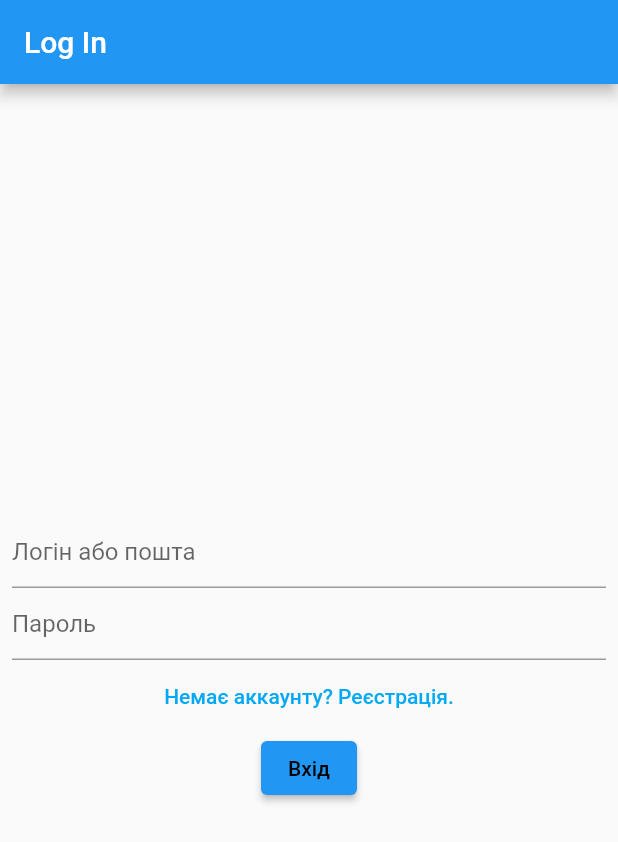
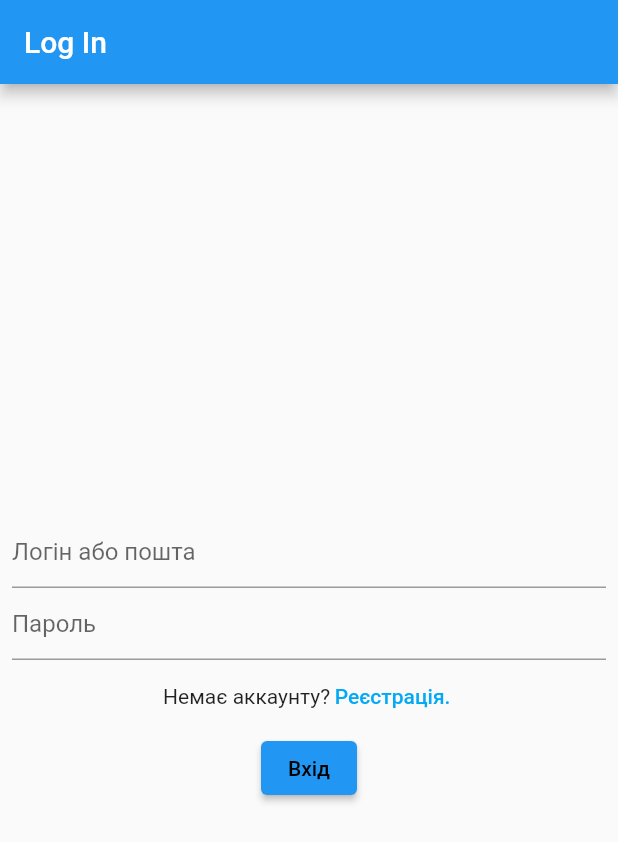
Before and after one commit to onlineord-dev/onlineord-mobile, a Flutter app: the screen it shows after launch, on a phone screen of 412 x 824 dp. Shown: the top 842 px of the screen. Run offline on Flutter 3.47's test engine with Material 2 defaults, Android fonts, the phone set to English and light mode, and no system bars; our stand-ins replace shared_preferences; missing offline and left inert: qr_code_scanner.

```diff
--- a/lib/LogIn_Page.dart
+++ b/lib/LogIn_Page.dart
@@ -101,14 +101,25 @@ class _LogInPageState extends State<LogInPage> {
                 // },
               ),
               Center(
-                child:FlatButton(
+                child: new Row(
+                  mainAxisAlignment: MainAxisAlignment.center,
+                  children: <Widget>[
+                    new Text(
+                      "Немає аккаунту?",
+                    ),
+                    new MaterialButton(
+                      minWidth: 0,
+                      height: 0,
+                      padding: EdgeInsets.all(3),
                       onPressed: () {
                         Navigator.pushNamed(context, '/LogIn/Registr');
                       },
                       child: Text(
-                    "Немає аккаунту? Реєстрація.",
+                        "Реєстрація.",
                       ),
                       textColor: Colors.lightBlue,
+                    ),
+                  ],
                 ),
               ),
               Center(
```
Lines whose indentation alone changed are shown as unchanged.
